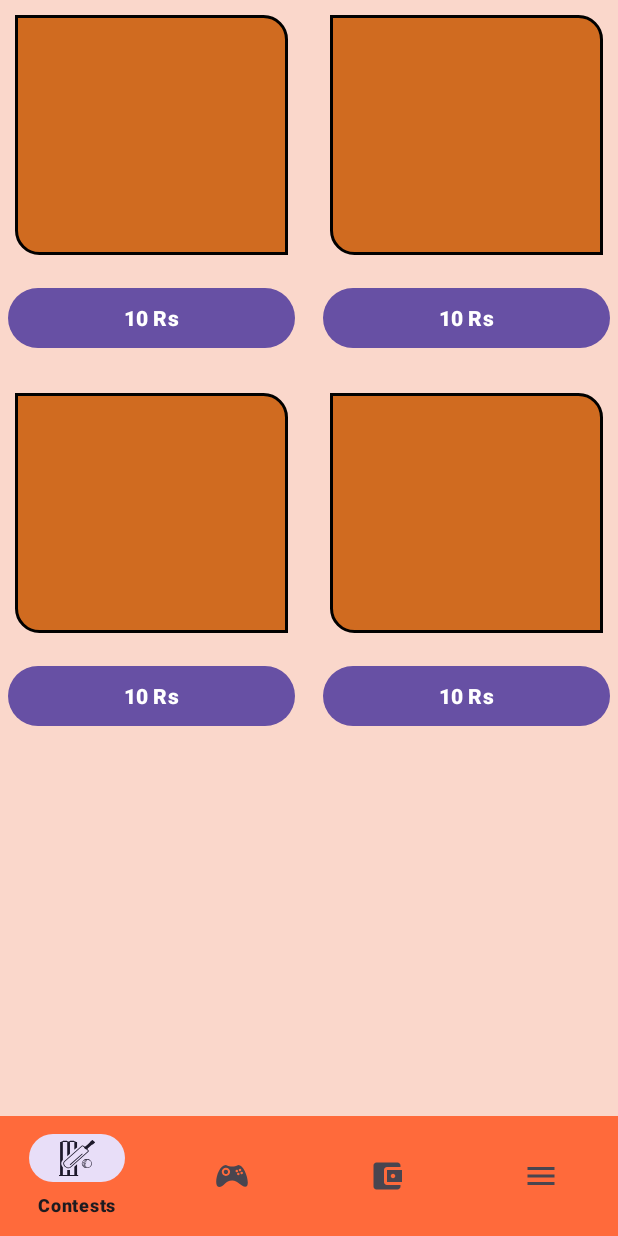
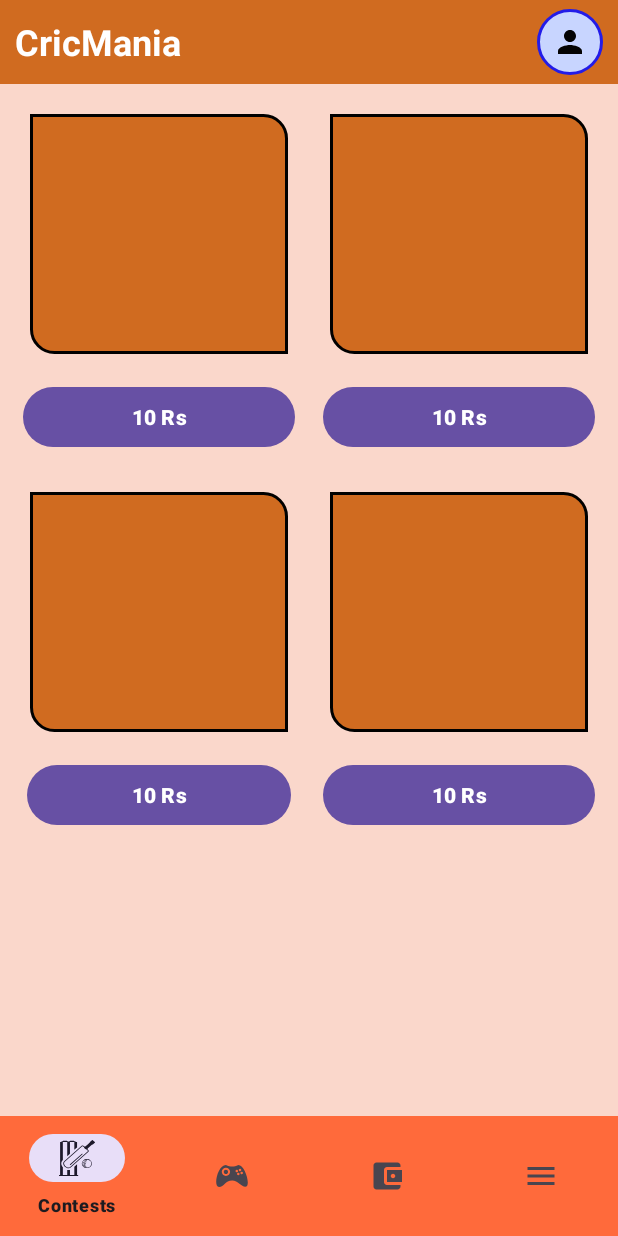
Before and after one commit to AlishNarshidani/Fantasy-App, an Android app: the fragment miniGamesFragment placed in its activity, on a phone screen of 412 x 824 dp. Run offline under Robolectric (Android 15) with nearby library versions, the phone set to English and light mode, and no system bars; our stand-ins replace Volley; network calls fail; Roboto replaces fonts that are not available here.

Commit message:
games layout with top navigation bar

```diff
--- a/app/src/main/java/com/example/fantasyapp/ProfileFragment.java
+++ b/app/src/main/java/com/example/fantasyapp/ProfileFragment.java
@@ -44,6 +44,7 @@ public class ProfileFragment extends Fragment {
 
         userEmail = view.findViewById(R.id.textView4);
         userEmail.setText(email);
+
 
         // Set listeners or manipulate UI elements
         rulesButton.setOnClickListener(new View.OnClickListener() {
--- a/app/src/main/res/layout/fragment_mini_games.xml
+++ b/app/src/main/res/layout/fragment_mini_games.xml
@@ -1,11 +1,23 @@
 <?xml version="1.0" encoding="utf-8"?>
-<ScrollView xmlns:android="http://schemas.android.com/apk/res/android"
+<LinearLayout xmlns:android="http://schemas.android.com/apk/res/android"
     xmlns:tools="http://schemas.android.com/tools"
     android:layout_width="match_parent"
     android:layout_height="match_parent"
     android:background="#FAD7CB"
-    tools:context=".miniGamesFragment">
+    tools:context=".miniGamesFragment"
+    android:orientation="vertical">
 
+
+    <include layout="@layout/custom_action_bar"/>
+
+    <LinearLayout
+       android:layout_width="match_parent"
+       android:layout_height="match_parent"
+        android:padding="10dp">
+
+    <ScrollView
+        android:layout_width="match_parent"
+        android:layout_height="match_parent">
 
         <LinearLayout
             android:layout_width="match_parent"
@@ -107,8 +119,8 @@
                         android:layout_height="wrap_content"
                         android:elevation="5dp"
                         android:padding="10dp"
-                    android:layout_marginLeft="5dp"
-                    android:layout_marginRight="5dp"
+                        android:layout_marginLeft="8dp"
+                        android:layout_marginRight="8dp"
                         android:shadowColor="#494949"
                         android:textStyle="bold"
                         android:text="10 Rs"/>
@@ -148,5 +160,6 @@
 
         </LinearLayout>
 
-
     </ScrollView>
+   </LinearLayout>
+</LinearLayout>
--- a/app/src/main/res/layout/fragment_profile.xml
+++ b/app/src/main/res/layout/fragment_profile.xml
@@ -4,7 +4,7 @@
     xmlns:tools="http://schemas.android.com/tools"
     android:layout_width="match_parent"
     android:layout_height="match_parent"
-    android:background="#FAD7CB"
+    android:background="#FFEDE7"
     tools:context=".ProfileFragment">
 
 
@@ -17,8 +17,6 @@
         <LinearLayout
             android:layout_width="match_parent"
             android:layout_height="match_parent"
-
-
             android:orientation="vertical">
 
             <androidx.constraintlayout.widget.ConstraintLayout
--- a/app/src/main/res/layout/fragment_walllet.xml
+++ b/app/src/main/res/layout/fragment_walllet.xml
@@ -6,7 +6,7 @@
     android:background="#FAD7CB"
     tools:context=".WallletFragment">
 
-
+    <include layout="@layout/custom_action_bar"/>
     <!-- TODO: Update blank fragment layout -->
     <TextView
         android:layout_width="match_parent"
```
Lines whose indentation alone changed are shown as unchanged.
